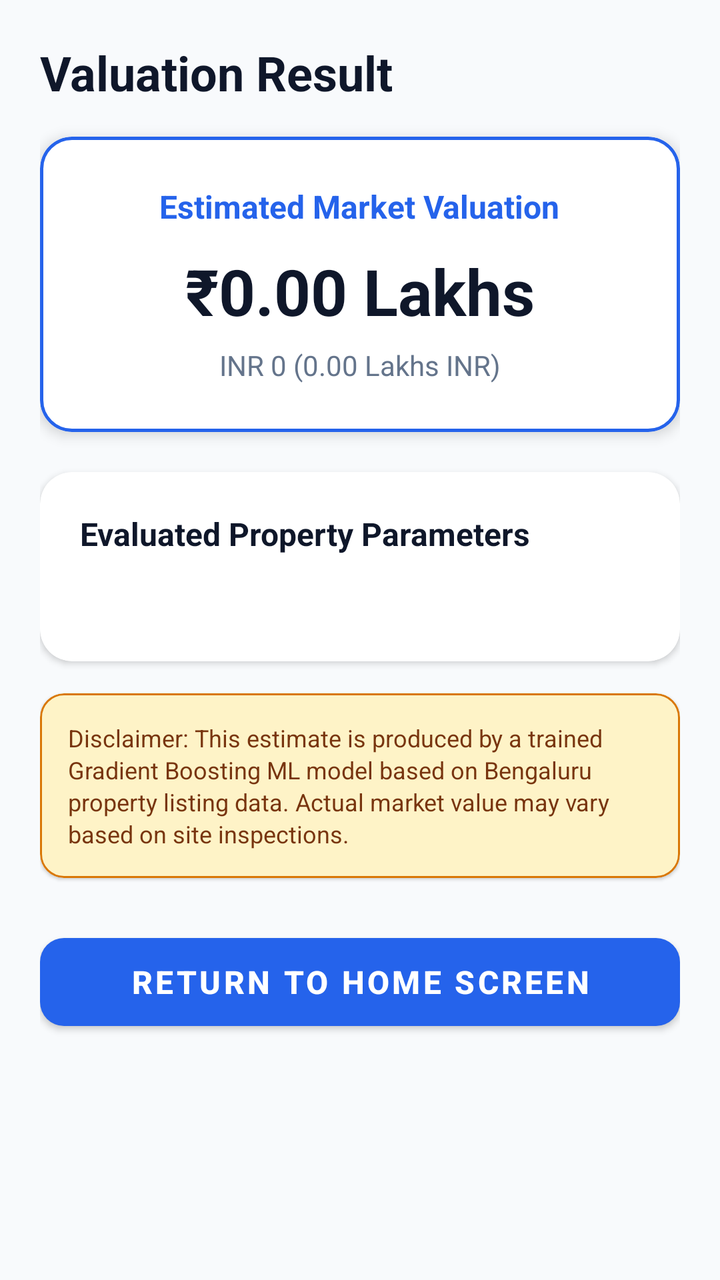
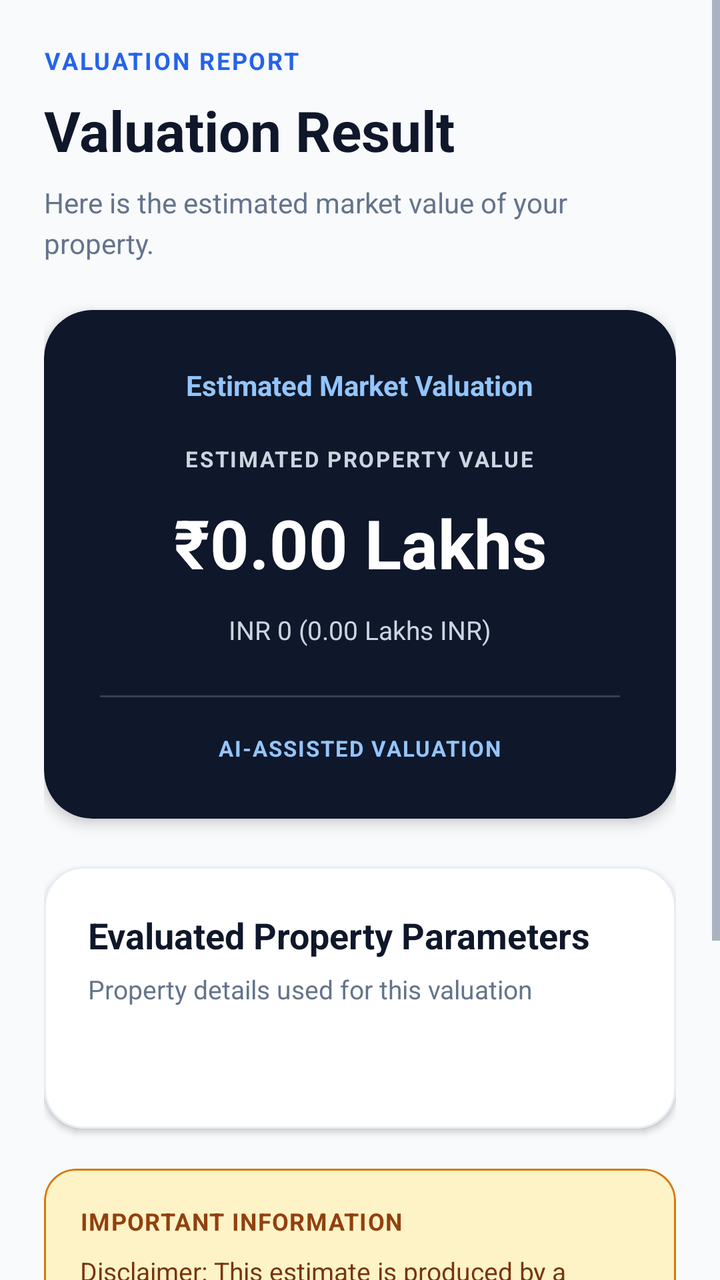

The first picture is an Android layout as it rendered before a commit; the second is the same layout after the commit. The layout source and the unified diff follow.
<!-- AndroidManifest.xml: application theme Theme.Pricely -->
<!-- res/layout/activity_prediction_result.xml -->
<?xml version="1.0" encoding="utf-8"?>
<ScrollView xmlns:android="http://schemas.android.com/apk/res/android"
    xmlns:app="http://schemas.android.com/apk/res-auto"
    android:layout_width="match_parent"
    android:layout_height="match_parent"
    android:background="@color/bg_light"
    android:fillViewport="true">

    <LinearLayout
        android:layout_width="match_parent"
        android:layout_height="wrap_content"
        android:orientation="vertical"
        android:padding="20dp">

        <TextView
            android:layout_width="wrap_content"
            android:layout_height="wrap_content"
            android:text="@string/title_prediction_result"
            android:textColor="@color/text_primary"
            android:textSize="24sp"
            android:textStyle="bold"
            android:layout_marginBottom="16dp" />

        
        <com.google.android.material.card.MaterialCardView
            android:layout_width="match_parent"
            android:layout_height="wrap_content"
            app:cardCornerRadius="16dp"
            app:cardElevation="4dp"
            app:cardBackgroundColor="@color/card_bg"
            app:strokeColor="@color/accent_blue"
            app:strokeWidth="1.5dp"
            android:layout_marginBottom="20dp">

            <LinearLayout
                android:layout_width="match_parent"
                android:layout_height="wrap_content"
                android:orientation="vertical"
                android:gravity="center"
                android:padding="24dp">

                <TextView
                    android:layout_width="wrap_content"
                    android:layout_height="wrap_content"
                    android:text="@string/notice_valuation_success_title"
                    android:textColor="@color/accent_blue"
                    android:textSize="16sp"
                    android:textStyle="bold"
                    android:layout_marginBottom="10dp" />

                
                <TextView
                    android:id="@+id/tvFormattedPrice"
                    android:layout_width="wrap_content"
                    android:layout_height="wrap_content"
                    android:text="₹0.00 Lakhs"
                    android:textColor="@color/text_primary"
                    android:textSize="32sp"
                    android:textStyle="bold"
                    android:layout_marginBottom="6dp" />

                
                <TextView
                    android:id="@+id/tvSubPrice"
                    android:layout_width="wrap_content"
                    android:layout_height="wrap_content"
                    android:text="INR 0 (0.00 Lakhs INR)"
                    android:textColor="@color/text_secondary"
                    android:textSize="14sp" />

            </LinearLayout>
        </com.google.android.material.card.MaterialCardView>

        
        <com.google.android.material.card.MaterialCardView
            android:layout_width="match_parent"
            android:layout_height="wrap_content"
            app:cardCornerRadius="16dp"
            app:cardElevation="2dp"
            app:cardBackgroundColor="@color/card_bg"
            android:layout_marginBottom="16dp">

            <LinearLayout
                android:layout_width="match_parent"
                android:layout_height="wrap_content"
                android:orientation="vertical"
                android:padding="20dp">

                <TextView
                    android:layout_width="wrap_content"
                    android:layout_height="wrap_content"
                    android:text="@string/section_summary_title"
                    android:textColor="@color/text_primary"
                    android:textSize="16sp"
                    android:textStyle="bold"
                    android:layout_marginBottom="14dp" />

                <TextView
                    android:id="@+id/tvSummaryDetails"
                    android:layout_width="match_parent"
                    android:layout_height="wrap_content"
                    android:textColor="@color/text_secondary"
                    android:textSize="14sp"
                    android:lineSpacingExtra="6dp" />

            </LinearLayout>
        </com.google.android.material.card.MaterialCardView>

        
        <com.google.android.material.card.MaterialCardView
            android:layout_width="match_parent"
            android:layout_height="wrap_content"
            app:cardCornerRadius="12dp"
            app:cardElevation="1dp"
            app:cardBackgroundColor="@color/notice_amber_bg"
            app:strokeColor="@color/notice_amber"
            app:strokeWidth="1dp"
            android:layout_marginBottom="24dp">

            <TextView
                android:layout_width="match_parent"
                android:layout_height="wrap_content"
                android:padding="14dp"
                android:text="@string/notice_valuation_disclaimer"
                android:textColor="#78350F"
                android:textSize="12sp"
                android:lineSpacingExtra="2dp" />
        </com.google.android.material.card.MaterialCardView>

        
        <com.google.android.material.button.MaterialButton
            android:id="@+id/btnBackHome"
            android:layout_width="match_parent"
            android:layout_height="56dp"
            android:text="@string/btn_back_home"
            android:textColor="#FFFFFF"
            android:textSize="16sp"
            android:textStyle="bold"
            app:cornerRadius="12dp"
            app:backgroundTint="@color/accent_blue" />

    </LinearLayout>
</ScrollView>
<!-- resources referenced by this layout -->
<resources>
  <color name="accent_blue">#2563EB</color>
  <color name="bg_light">#F8FAFC</color>
  <color name="card_bg">#FFFFFF</color>
  <color name="notice_amber">#D97706</color>
  <color name="notice_amber_bg">#FEF3C7</color>
  <color name="text_primary">#0F172A</color>
  <color name="text_secondary">#64748B</color>
  <string name="btn_back_home">Return to Home Screen</string>
  <string name="notice_valuation_disclaimer">Disclaimer: This estimate is produced by a trained Gradient Boosting ML model based on Bengaluru property listing data. Actual market value may vary based on site inspections.</string>
  <string name="notice_valuation_success_title">Estimated Market Valuation</string>
  <string name="section_summary_title">Evaluated Property Parameters</string>
  <string name="title_prediction_result">Valuation Result</string>
  <style name="Theme.Pricely" parent="Theme.MaterialComponents.DayNight.NoActionBar">
          <item name="colorPrimary">@color/accent_blue</item>
          <item name="colorPrimaryVariant">@color/primary_navy</item>
          <item name="colorOnPrimary">@color/card_bg</item>
          <item name="android:statusBarColor">@color/primary_navy</item>
      </style>
  <color name="primary_navy">#0F172A</color>
</resources>

<!-- the commit's change to res/layout/activity_prediction_result.xml (unified diff, before → after) -->
@@ -10,63 +10,117 @@
         android:layout_width="match_parent"
         android:layout_height="wrap_content"
         android:orientation="vertical"
-        android:padding="20dp">
-
+        android:padding="22dp">
+
+        
         <TextView
             android:layout_width="wrap_content"
+            android:layout_height="wrap_content"
+            android:text="VALUATION REPORT"
+            android:textColor="@color/accent_blue"
+            android:textSize="12sp"
+            android:textStyle="bold"
+            android:letterSpacing="0.08"
+            android:layout_marginBottom="8dp" />
+
+        <TextView
+            android:layout_width="match_parent"
             android:layout_height="wrap_content"
             android:text="@string/title_prediction_result"
             android:textColor="@color/text_primary"
-            android:textSize="24sp"
+            android:textSize="28sp"
             android:textStyle="bold"
-            android:layout_marginBottom="16dp" />
+            android:layout_marginBottom="8dp" />
+
+        <TextView
+            android:layout_width="match_parent"
+            android:layout_height="wrap_content"
+            android:text="Here is the estimated market value of your property."
+            android:textColor="@color/text_secondary"
+            android:textSize="14sp"
+            android:lineSpacingExtra="4dp"
+            android:layout_marginBottom="24dp" />
 
         
         <com.google.android.material.card.MaterialCardView
             android:layout_width="match_parent"
             android:layout_height="wrap_content"
-            app:cardCornerRadius="16dp"
+            android:layout_marginBottom="24dp"
+            app:cardBackgroundColor="#0F172A"
+            app:cardCornerRadius="24dp"
             app:cardElevation="4dp"
-            app:cardBackgroundColor="@color/card_bg"
-            app:strokeColor="@color/accent_blue"
-            app:strokeWidth="1.5dp"
-            android:layout_marginBottom="20dp">
+            app:strokeWidth="0dp">
 
             <LinearLayout
                 android:layout_width="match_parent"
                 android:layout_height="wrap_content"
                 android:orientation="vertical"
                 android:gravity="center"
-                android:padding="24dp">
-
+                android:padding="28dp">
+
+                
                 <TextView
                     android:layout_width="wrap_content"
                     android:layout_height="wrap_content"
                     android:text="@string/notice_valuation_success_title"
-                    android:textColor="@color/accent_blue"
-                    android:textSize="16sp"
-                    android:textStyle="bold"
-                    android:layout_marginBottom="10dp" />
+                    android:textColor="#93C5FD"
+                    android:textSize="14sp"
+                    android:textStyle="bold"
+                    android:gravity="center"
+                    android:layout_marginBottom="20dp" />
+
+                
+                <TextView
+                    android:layout_width="wrap_content"
+                    android:layout_height="wrap_content"
+                    android:text="ESTIMATED PROPERTY VALUE"
+                    android:textColor="#CBD5E1"
+                    android:textSize="11sp"
+                    android:textStyle="bold"
+                    android:letterSpacing="0.08"
+                    android:gravity="center"
+                    android:layout_marginBottom="12dp" />
 
                 
                 <TextView
                     android:id="@+id/tvFormattedPrice"
+                    android:layout_width="match_parent"
+                    android:layout_height="wrap_content"
+                    android:text="₹0.00 Lakhs"
+                    android:textColor="#FFFFFF"
+                    android:textSize="34sp"
+                    android:textStyle="bold"
+                    android:gravity="center"
+                    android:layout_marginBottom="12dp"
+                    android:breakStrategy="high_quality" />
+
+                
+                <TextView
+                    android:id="@+id/tvSubPrice"
+                    android:layout_width="match_parent"
+                    android:layout_height="wrap_content"
+                    android:text="INR 0 (0.00 Lakhs INR)"
+                    android:textColor="#CBD5E1"
+                    android:textSize="13sp"
+                    android:gravity="center" />
+
+                
+                <View
+                    android:layout_width="match_parent"
+                    android:layout_height="1dp"
+                    android:background="#334155"
+                    android:layout_marginTop="24dp"
+                    android:layout_marginBottom="18dp" />
+
+                <TextView
                     android:layout_width="wrap_content"
                     android:layout_height="wrap_content"
-                    android:text="₹0.00 Lakhs"
-                    android:textColor="@color/text_primary"
-                    android:textSize="32sp"
-                    android:textStyle="bold"
-                    android:layout_marginBottom="6dp" />
-
-                
-                <TextView
-                    android:id="@+id/tvSubPrice"
-                    android:layout_width="wrap_content"
-                    android:layout_height="wrap_content"
-                    android:text="INR 0 (0.00 Lakhs INR)"
-                    android:textColor="@color/text_secondary"
-                    android:textSize="14sp" />
+                    android:text="AI-ASSISTED VALUATION"
+                    android:textColor="#93C5FD"
+                    android:textSize="11sp"
+                    android:textStyle="bold"
+                    android:letterSpacing="0.06"
+                    android:gravity="center" />
 
             </LinearLayout>
         </com.google.android.material.card.MaterialCardView>
@@ -75,33 +129,45 @@
         <com.google.android.material.card.MaterialCardView
             android:layout_width="match_parent"
             android:layout_height="wrap_content"
-            app:cardCornerRadius="16dp"
+            android:layout_marginBottom="20dp"
+            app:cardBackgroundColor="@color/card_bg"
+            app:cardCornerRadius="20dp"
             app:cardElevation="2dp"
-            app:cardBackgroundColor="@color/card_bg"
-            android:layout_marginBottom="16dp">
+            app:strokeColor="#E8EDF5"
+            app:strokeWidth="1dp">
 
             <LinearLayout
                 android:layout_width="match_parent"
                 android:layout_height="wrap_content"
                 android:orientation="vertical"
-                android:padding="20dp">
-
-                <TextView
-                    android:layout_width="wrap_content"
+                android:padding="22dp">
+
+                
+                <TextView
+                    android:layout_width="match_parent"
                     android:layout_height="wrap_content"
                     android:text="@string/section_summary_title"
                     android:textColor="@color/text_primary"
-                    android:textSize="16sp"
-                    android:textStyle="bold"
-                    android:layout_marginBottom="14dp" />
-
+                    android:textSize="18sp"
+                    android:textStyle="bold"
+                    android:layout_marginBottom="6dp" />
+
+                <TextView
+                    android:layout_width="match_parent"
+                    android:layout_height="wrap_content"
+                    android:text="Property details used for this valuation"
+                    android:textColor="@color/text_secondary"
+                    android:textSize="13sp"
+                    android:layout_marginBottom="20dp" />
+
+                
                 <TextView
                     android:id="@+id/tvSummaryDetails"
                     android:layout_width="match_parent"
                     android:layout_height="wrap_content"
                     android:textColor="@color/text_secondary"
                     android:textSize="14sp"
-                    android:lineSpacingExtra="6dp" />
+                    android:lineSpacingExtra="8dp" />
 
             </LinearLayout>
         </com.google.android.material.card.MaterialCardView>
@@ -110,34 +176,62 @@
         <com.google.android.material.card.MaterialCardView
             android:layout_width="match_parent"
             android:layout_height="wrap_content"
-            app:cardCornerRadius="12dp"
-            app:cardElevation="1dp"
+            android:layout_marginBottom="24dp"
             app:cardBackgroundColor="@color/notice_amber_bg"
+            app:cardCornerRadius="16dp"
+            app:cardElevation="0dp"
             app:strokeColor="@color/notice_amber"
-            app:strokeWidth="1dp"
-            android:layout_marginBottom="24dp">
-
-            <TextView
+            app:strokeWidth="1dp">
+
+            <LinearLayout
                 android:layout_width="match_parent"
                 android:layout_height="wrap_content"
-                android:padding="14dp"
-                android:text="@string/notice_valuation_disclaimer"
-                android:textColor="#78350F"
-                android:textSize="12sp"
-                android:lineSpacingExtra="2dp" />
+                android:orientation="vertical"
+                android:padding="18dp">
+
+                <TextView
+                    android:layout_width="match_parent"
+                    android:layout_height="wrap_content"
+                    android:text="IMPORTANT INFORMATION"
+                    android:textColor="#92400E"
+                    android:textSize="12sp"
+                    android:textStyle="bold"
+                    android:letterSpacing="0.04"
+                    android:layout_marginBottom="8dp" />
+
+                <TextView
+                    android:layout_width="match_parent"
+                    android:layout_height="wrap_content"
+                    android:text="@string/notice_valuation_disclaimer"
+                    android:textColor="#78350F"
+                    android:textSize="13sp"
+                    android:lineSpacingExtra="4dp" />
+
+            </LinearLayout>
         </com.google.android.material.card.MaterialCardView>
 
         
         <com.google.android.material.button.MaterialButton
             android:id="@+id/btnBackHome"
             android:layout_width="match_parent"
-            android:layout_height="56dp"
+            android:layout_height="58dp"
             android:text="@string/btn_back_home"
             android:textColor="#FFFFFF"
             android:textSize="16sp"
             android:textStyle="bold"
-            app:cornerRadius="12dp"
+            app:cornerRadius="14dp"
             app:backgroundTint="@color/accent_blue" />
+
+        
+        <TextView
+            android:layout_width="match_parent"
+            android:layout_height="wrap_content"
+            android:text="Thank you for using Pricely."
+            android:textColor="@color/text_secondary"
+            android:textSize="12sp"
+            android:gravity="center"
+            android:layout_marginTop="18dp"
+            android:layout_marginBottom="12dp" />
 
     </LinearLayout>
 </ScrollView>
<!-- resource entries referenced after the edit -->
@@ -12,11 +12,15 @@
   <string name="notice_valuation_success_title">Estimated Market Valuation</string>
   <string name="section_summary_title">Evaluated Property Parameters</string>
   <string name="title_prediction_result">Valuation Result</string>
-  <style name="Theme.Pricely" parent="Theme.MaterialComponents.DayNight.NoActionBar">
+  <style name="Theme.Pricely" parent="Theme.MaterialComponents.Light.NoActionBar">
           <item name="colorPrimary">@color/accent_blue</item>
           <item name="colorPrimaryVariant">@color/primary_navy</item>
           <item name="colorOnPrimary">@color/card_bg</item>
           <item name="android:statusBarColor">@color/primary_navy</item>
+          <item name="android:textColorPrimary">@color/text_primary</item>
+          <item name="android:textColorSecondary">@color/text_secondary</item>
+          <item name="android:editTextColor">@color/text_primary</item>
+          <item name="android:windowBackground">@color/bg_light</item>
       </style>
   <color name="primary_navy">#0F172A</color>
 </resources>
